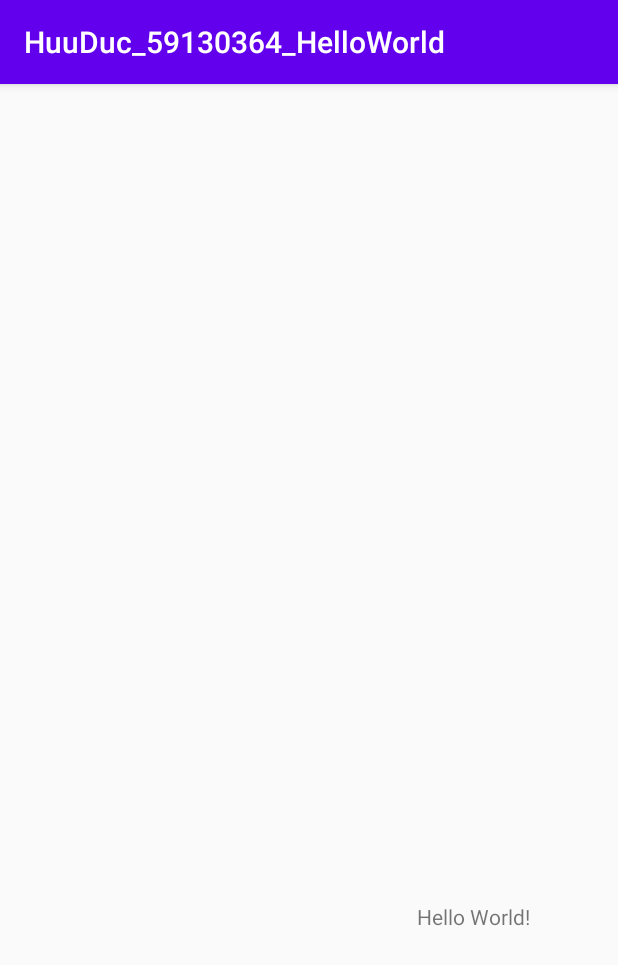
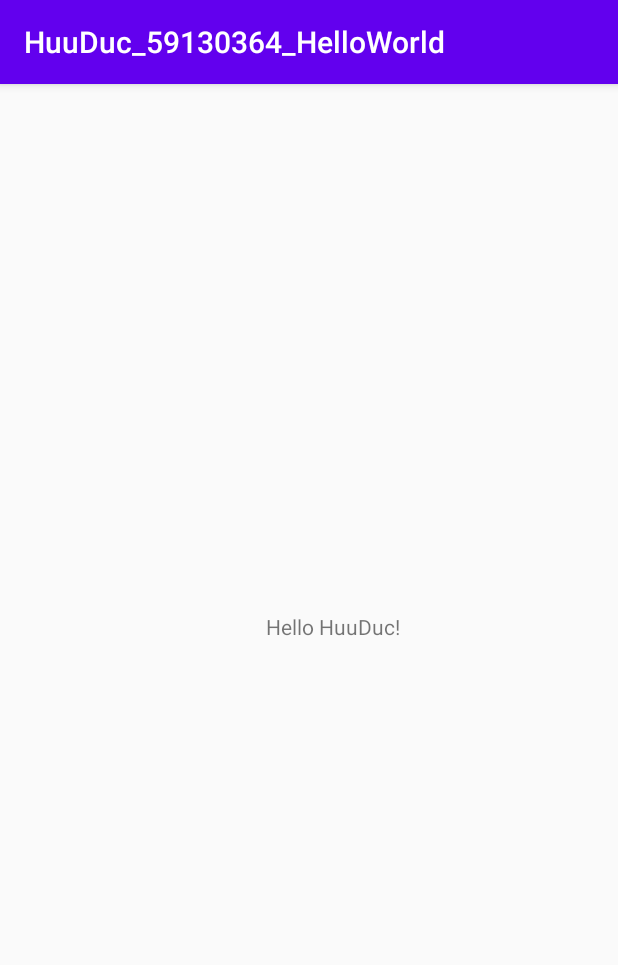
Before and after one commit to idbingyn/HuuDuc_59130364_LapTrinhThietBiDiDong, an Android app: the screen it shows after launch (MainActivity), on a phone screen of 412 x 824 dp. Shown: the top 965 px of the screen. Run offline under Robolectric (Android 15) with nearby library versions, the phone set to English and light mode, and no system bars.

Commit message:
Hello World

```diff
--- a/app/src/main/java/vn/edu/ntu/huuduc_59130364_helloworld/MainActivity.java
+++ b/app/src/main/java/vn/edu/ntu/huuduc_59130364_helloworld/MainActivity.java
@@ -10,5 +10,6 @@ public class MainActivity extends AppCompatActivity {
     protected void onCreate(Bundle savedInstanceState) {
         super.onCreate(savedInstanceState);
         setContentView(R.layout.activity_main);
+        //ghi chu
     }
 }
--- a/app/src/main/res/layout/activity_main.xml
+++ b/app/src/main/res/layout/activity_main.xml
@@ -9,12 +9,12 @@
     <TextView
         android:layout_width="wrap_content"
         android:layout_height="wrap_content"
-        android:text="Hello World!"
+        android:text="@string/hello_huuduc"
         app:layout_constraintBottom_toBottomOf="parent"
-        app:layout_constraintHorizontal_bias="0.826"
+        app:layout_constraintHorizontal_bias="0.55"
         app:layout_constraintLeft_toLeftOf="parent"
         app:layout_constraintRight_toRightOf="parent"
         app:layout_constraintTop_toTopOf="parent"
-        app:layout_constraintVertical_bias="0.728" />
+        app:layout_constraintVertical_bias="0.47000003" />
 
 </androidx.constraintlayout.widget.ConstraintLayout>
--- a/app/src/main/res/values/strings.xml
+++ b/app/src/main/res/values/strings.xml
@@ -1,3 +1,4 @@
 <resources>
     <string name="app_name">HuuDuc_59130364_HelloWorld</string>
+    <string name="hello_huuduc">Hello HuuDuc!</string>
 </resources>
```
